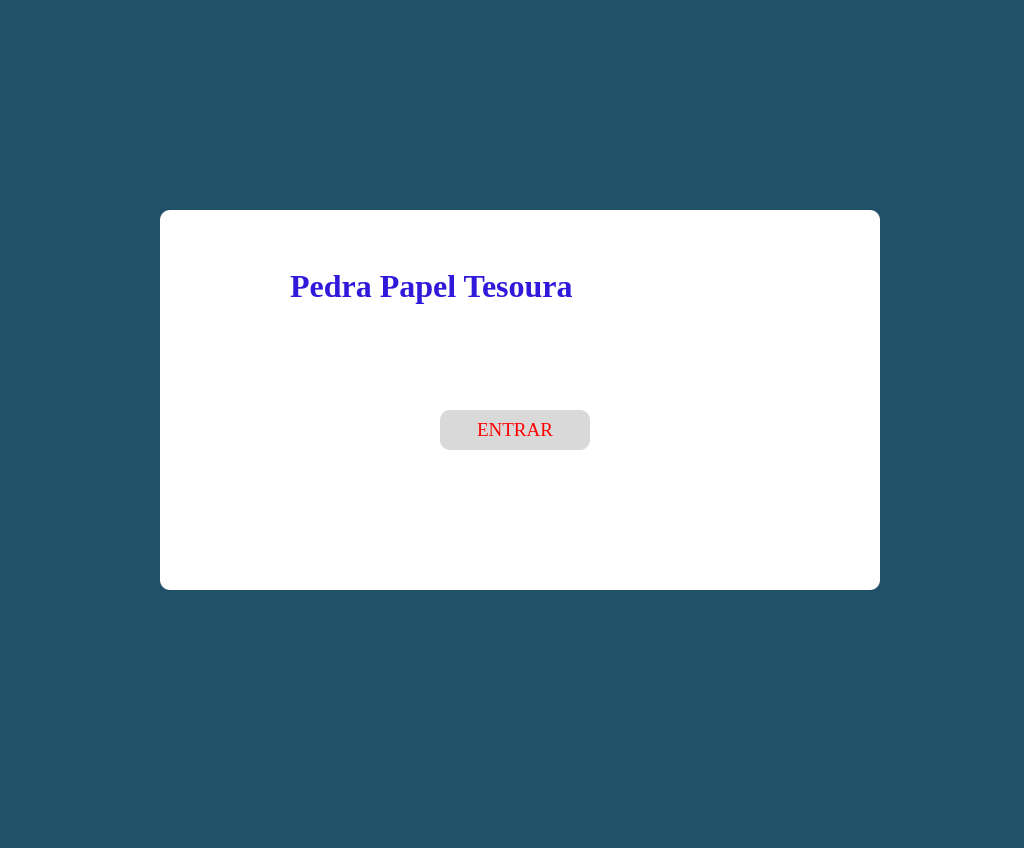
Above: tela1.ui from eridangs/JokenpoQT before the change. Below: the same form after it.
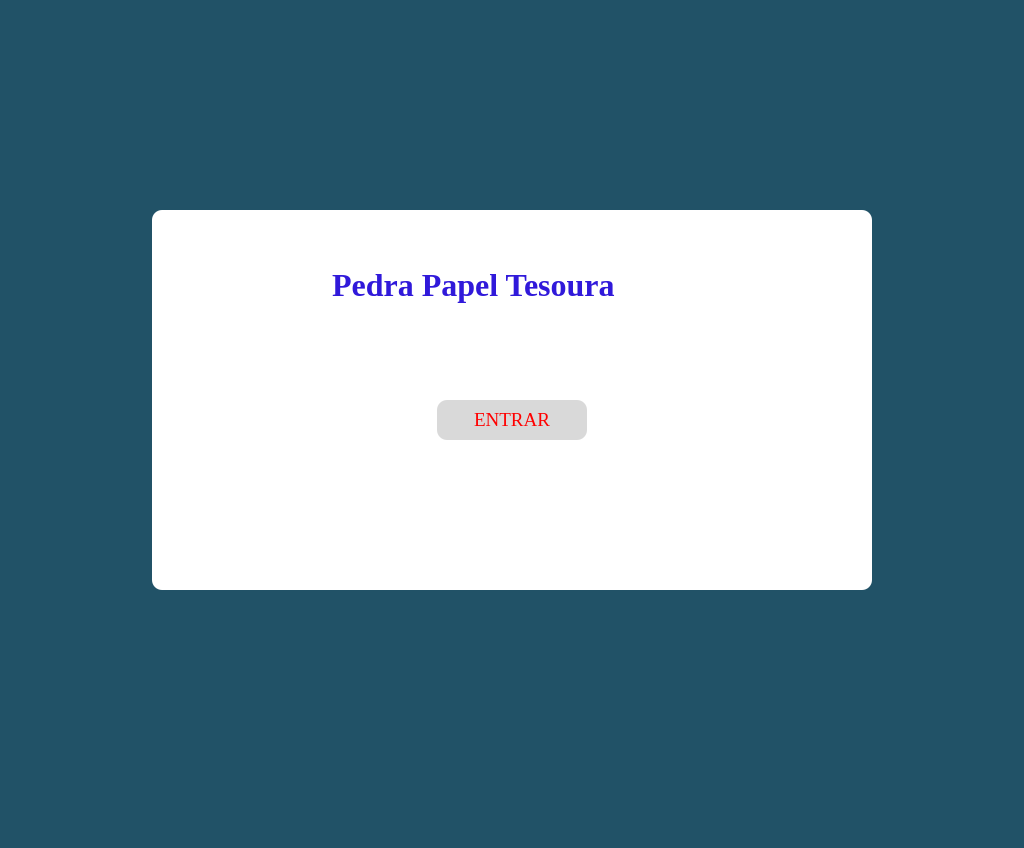
That is the form after the change.

Commit message: Centralizado para o meio

What changed in the file:
```diff
--- a/tela1.ui
+++ b/tela1.ui
@@ -20,7 +20,7 @@
    <widget class="QLabel" name="label">
     <property name="geometry">
      <rect>
-      <x>160</x>
+      <x>152</x>
       <y>210</y>
       <width>720</width>
       <height>380</height>
@@ -37,10 +37,10 @@
    <widget class="QLabel" name="label_2">
     <property name="geometry">
      <rect>
-      <x>290</x>
+      <x>332</x>
       <y>240</y>
-      <width>441</width>
-      <height>91</height>
+      <width>360</width>
+      <height>90</height>
      </rect>
     </property>
     <property name="font">
@@ -62,8 +62,8 @@
    <widget class="QPushButton" name="PushButton">
     <property name="geometry">
      <rect>
-      <x>440</x>
-      <y>410</y>
+      <x>437</x>
+      <y>400</y>
       <width>150</width>
       <height>40</height>
      </rect>
```
